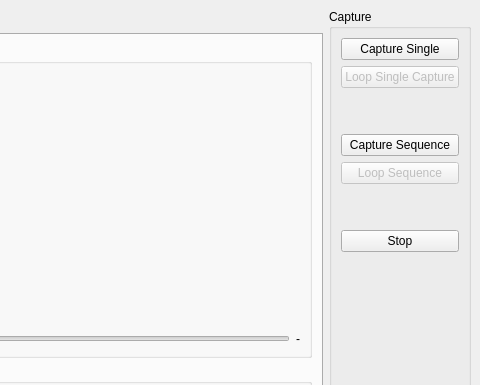
Old version of the form mainwindow.ui in the repository bsan4/polarSA; both pictures show x 710 to 1190 and y 0 to 385 of the 1190 by 720 pixel window.
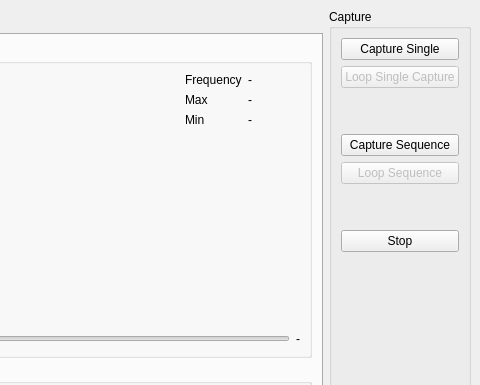
New version of the form. Custom widgets are drawn as their Qt base class.

Commit message: Add some data labels in radiation pattern

The edit to the form file:
```diff
--- a/mainwindow.ui
+++ b/mainwindow.ui
@@ -34,7 +34,7 @@
        <attribute name="title">
         <string>Radiation Pattern</string>
        </attribute>
-       <layout class="QGridLayout" name="gridLayout_3">
+       <layout class="QGridLayout" name="gridLayout_3" rowstretch="1,1">
         <item row="0" column="0">
          <widget class="QGroupBox" name="groupBox_4">
           <property name="title">
@@ -55,9 +55,6 @@
              </property>
             </widget>
            </item>
-           <item row="0" column="1">
-            <widget class="PowerPlot" name="powerPlot" native="true"/>
-           </item>
            <item row="1" column="2">
             <widget class="QLabel" name="lbMaxFreq">
              <property name="text">
@@ -65,6 +62,72 @@
              </property>
             </widget>
            </item>
+           <item row="0" column="0" colspan="3">
+            <layout class="QHBoxLayout" name="horizontalLayout" stretch="5,1">
+             <item>
+              <widget class="PowerPlot" name="powerPlot" native="true"/>
+             </item>
+             <item>
+              <layout class="QGridLayout" name="gridLayout_9">
+               <item row="3" column="0" colspan="2">
+                <spacer name="verticalSpacer_6">
+                 <property name="orientation">
+                  <enum>Qt::Orientation::Vertical</enum>
+                 </property>
+                 <property name="sizeHint" stdset="0">
+                  <size>
+                   <width>20</width>
+                   <height>40</height>
+                  </size>
+                 </property>
+                </spacer>
+               </item>
+               <item row="0" column="0">
+                <widget class="QLabel" name="label_5">
+                 <property name="text">
+                  <string>Frequency</string>
+                 </property>
+                </widget>
+               </item>
+               <item row="0" column="1">
+                <widget class="QLabel" name="lbRPFreq">
+                 <property name="text">
+                  <string>-</string>
+                 </property>
+                </widget>
+               </item>
+               <item row="1" column="0">
+                <widget class="QLabel" name="label_12">
+                 <property name="text">
+                  <string>Max</string>
+                 </property>
+                </widget>
+               </item>
+               <item row="2" column="0">
+                <widget class="QLabel" name="label_14">
+                 <property name="text">
+                  <string>Min</string>
+                 </property>
+                </widget>
+               </item>
+               <item row="1" column="1">
+                <widget class="QLabel" name="lbRPMax">
+                 <property name="text">
+                  <string>-</string>
+                 </property>
+                </widget>
+               </item>
+               <item row="2" column="1">
+                <widget class="QLabel" name="lbRPMin">
+                 <property name="text">
+                  <string>-</string>
+                 </property>
+                </widget>
+               </item>
+              </layout>
+             </item>
+            </layout>
+           </item>
           </layout>
          </widget>
         </item>
```
The commit also changes 2 other files.
